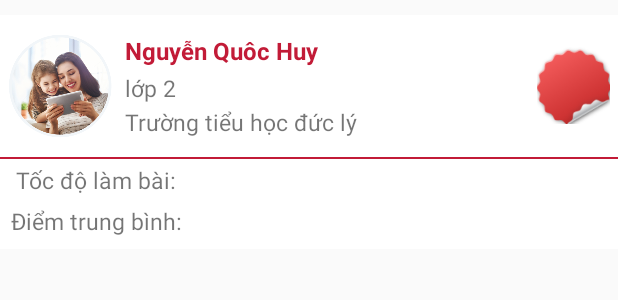
After one commit to quochuy190/AppTest365Home, an Android app: the layout item_bangxephang.xml on its own in the app's theme, with its tools: preview values and no code run, on a phone screen of 412 x 824 dp. The commit adds this screen. Shown: the top 300 px of the screen. Run offline under Robolectric (Android 15) with nearby library versions, the light colour scheme and no system bars.

Commit message:
26/11 Cập nhật giao diện biểu đồ bảng xếp hạng

```diff
--- a/app/src/main/java/neo/vn/test365home/Adapter/AdapterBXH.java
+++ b/app/src/main/java/neo/vn/test365home/Adapter/AdapterBXH.java
@@ -5,7 +5,10 @@ import android.support.v7.widget.RecyclerView;
 import android.view.LayoutInflater;
 import android.view.View;
 import android.view.ViewGroup;
+import android.widget.ImageView;
 import android.widget.TextView;
+
+import com.bumptech.glide.Glide;
 
 import java.util.List;
 
@@ -42,7 +45,7 @@ public class AdapterBXH extends RecyclerView.Adapter<AdapterBXH.TopicViewHoder>
     @Override
     public TopicViewHoder onCreateViewHolder(ViewGroup parent, int viewType) {
         View view = LayoutInflater.from(parent.getContext())
-                .inflate(R.layout.item_bxh, parent, false);
+                .inflate(R.layout.item_bangxephang, parent, false);
         return new TopicViewHoder(view);
     }
 
@@ -51,27 +54,38 @@ public class AdapterBXH extends RecyclerView.Adapter<AdapterBXH.TopicViewHoder>
         BXH obj = mList.get(position);
         if (position == 0) {
             holder.txt_stt.setText("" + (position + 1));
-            holder.txt_stt.setTextColor(context.getResources().getColor(R.color.red));
+            Glide.with(context).load(R.drawable.icon_bxh_1).into(holder.img_bg_point);
         } else if (position == 1) {
             holder.txt_stt.setText("" + (position + 1));
-            holder.txt_stt.setTextColor(context.getResources().getColor(R.color.orange));
+            Glide.with(context).load(R.drawable.icon_bxh_2).into(holder.img_bg_point);
         } else if (position == 2) {
             holder.txt_stt.setText("" + (position + 1));
-            holder.txt_stt.setTextColor(context.getResources().getColor(R.color.green));
-        } else if (position > 2) {
+            Glide.with(context).load(R.drawable.icon_bxh_3).into(holder.img_bg_point);
+        } else if (position == 3) {
             holder.txt_stt.setText("" + (position + 1));
-            holder.txt_stt.setTextColor(context.getResources().getColor(R.color.blue));
+            Glide.with(context).load(R.drawable.icon_bxh_4).into(holder.img_bg_point);
+        } else if (position == 4) {
+            holder.txt_stt.setText("" + (position + 1));
+            Glide.with(context).load(R.drawable.icon_bxh_5).into(holder.img_bg_point);
+        } else if (position == 5) {
+            holder.txt_stt.setText("" + (position + 1));
+            Glide.with(context).load(R.drawable.icon_bxh_6).into(holder.img_bg_point);
+        } else if (position == 6) {
+            holder.txt_stt.setText("" + (position + 1));
+            Glide.with(context).load(R.drawable.icon_bxh_7).into(holder.img_bg_point);
+        } else if (position > 6) {
+            holder.txt_stt.setText("" + (position + 1));
+            Glide.with(context).load(R.drawable.icon_bxh_7).into(holder.img_bg_point);
         }
 
-
         if (obj.getsFULLNAME() != null)
-            holder.txt_name.setText("Họ tên: "+obj.getsFULLNAME());
+            holder.txt_name.setText(obj.getsFULLNAME());
         if (obj.getsLEVEL_NAME() != null)
             holder.txt_class.setText(obj.getsLEVEL_NAME());
         if (obj.getsSCHOOL_NAME() != null)
             holder.txt_school.setText(obj.getsSCHOOL_NAME());
         if (obj.getsSPEED() != null)
-            holder.txt_speed_time.setText("Tốc độ làm bài: " + obj.getsSPEED());
+            holder.txt_speed_time.setText(obj.getsSPEED());
         if (obj.getsDTB() != null)
             holder.txt_point.setText(StringUtil.format_point(Float.parseFloat(obj.getsDTB())));
 
@@ -90,12 +104,16 @@ public class AdapterBXH extends RecyclerView.Adapter<AdapterBXH.TopicViewHoder>
         TextView txt_class;
         @BindView(R.id.txt_school)
         TextView txt_school;
-        @BindView(R.id.txt_speed_time)
+        @BindView(R.id.txt_speed)
         TextView txt_speed_time;
         @BindView(R.id.txt_point)
         TextView txt_point;
-        @BindView(R.id.txt_stt)
+        @BindView(R.id.txt_rank)
         TextView txt_stt;
+        @BindView(R.id.img_avata)
+        ImageView img_avata;
+        @BindView(R.id.img_bg_point)
+        ImageView img_bg_point;
 
 
         public TopicViewHoder(View itemView) {
--- a/app/src/main/java/neo/vn/test365home/View/Thongke/ActivityBXH_Home.java
+++ b/app/src/main/java/neo/vn/test365home/View/Thongke/ActivityBXH_Home.java
@@ -170,9 +170,9 @@ public class ActivityBXH_Home extends BaseActivity implements View.OnClickListen
 
     private void setupViewPager() {
         adapterViewpager = new AdapterViewpager(getSupportFragmentManager());
-        adapterViewpager.addFragment(new FragmentWeekChart(), "BXH Tuần");
-        adapterViewpager.addFragment(new FragmentMonthChart(), "BXH Tháng");
-        adapterViewpager.addFragment(new FragmentYearChart(), "BXH Năm");
+        adapterViewpager.addFragment(new FragmentWeekChart(), "BXH TUẦN");
+        adapterViewpager.addFragment(new FragmentMonthChart(), "BXH THÁNG");
+        adapterViewpager.addFragment(new FragmentYearChart(), "BXH NĂM");
         viewPager.setOffscreenPageLimit(3);
         viewPager.setAdapter(adapterViewpager);
         tabLayout.setupWithViewPager(viewPager);
--- a/app/src/main/res/layout/activity_bangxephang.xml
+++ b/app/src/main/res/layout/activity_bangxephang.xml
@@ -4,13 +4,12 @@
     xmlns:tools="http://schemas.android.com/tools"
     android:layout_width="match_parent"
     android:layout_height="match_parent"
-    android:background="@color/bg_naptien">
+    android:background="@color/bg_app">
 
     <android.support.v7.widget.RecyclerView
         android:id="@+id/recycle_bangxephang"
         android:layout_width="match_parent"
         android:layout_height="wrap_content"
-        android:background="@color/gray"
         app:layout_constraintEnd_toEndOf="parent"
         app:layout_constraintStart_toStartOf="parent"
         app:layout_constraintTop_toTopOf="parent">
--- /dev/null
+++ b/app/src/main/res/layout/item_bangxephang.xml
@@ -0,0 +1,151 @@
+<?xml version="1.0" encoding="utf-8"?>
+<LinearLayout xmlns:android="http://schemas.android.com/apk/res/android"
+    android:layout_width="match_parent"
+    android:layout_height="wrap_content"
+    android:background="@color/white"
+    android:layout_marginTop="@dimen/dp10"
+    android:orientation="vertical">
+
+    <RelativeLayout
+        android:paddingTop="@dimen/dp7"
+        android:paddingBottom="@dimen/dp7"
+        android:layout_width="match_parent"
+        android:layout_height="wrap_content">
+
+        <de.hdodenhof.circleimageview.CircleImageView
+            android:id="@+id/img_avata"
+            android:layout_width="@dimen/item_avata_bxh"
+            android:layout_height="@dimen/item_avata_bxh"
+            android:padding="@dimen/dp5"
+            android:src="@drawable/avatar_default" />
+
+        <ImageView
+            android:id="@+id/img_bg_point"
+            android:layout_width="@dimen/dp55"
+            android:layout_height="@dimen/dp55"
+            android:layout_alignParentRight="true"
+            android:layout_centerVertical="true"
+            android:layout_marginRight="@dimen/dp2"
+            android:padding="@dimen/dp2"
+            android:src="@drawable/icon_bxh_1" />
+
+        <TextView
+            android:id="@+id/txt_rank"
+            android:layout_width="@dimen/dp55"
+            android:layout_height="@dimen/dp55"
+            android:layout_alignParentRight="true"
+            android:layout_centerVertical="true"
+            android:layout_marginRight="@dimen/dp2"
+            android:fontFamily="@font/font1"
+            android:gravity="center"
+            android:padding="@dimen/dp2"
+
+            android:textColor="@color/white"
+            android:textSize="@dimen/text_20sp" />
+
+        <LinearLayout
+            android:layout_width="match_parent"
+            android:layout_height="wrap_content"
+            android:layout_centerVertical="true"
+            android:layout_toLeftOf="@id/img_bg_point"
+            android:layout_toRightOf="@id/img_avata"
+            android:orientation="vertical">
+
+            <TextView
+                android:id="@+id/txt_name"
+                android:layout_width="match_parent"
+                android:layout_height="wrap_content"
+                android:layout_marginTop="@dimen/dp3"
+                android:layout_marginBottom="@dimen/dp3"
+                android:layout_marginLeft="@dimen/dp3"
+                android:text="Nguyễn Quôc Huy"
+                android:textColor="@color/red_test365"
+                android:textSize="@dimen/text_16sp"
+                android:textStyle="bold" />
+
+            <TextView
+                android:id="@+id/txt_class"
+                android:layout_width="match_parent"
+                android:layout_height="wrap_content"
+                android:layout_marginBottom="@dimen/dp1"
+                android:layout_marginLeft="@dimen/dp3"
+                android:text="lớp 2"
+                android:textSize="@dimen/text_15sp" />
+
+            <TextView
+                android:layout_marginBottom="@dimen/dp3"
+                android:layout_marginLeft="@dimen/dp3"
+                android:id="@+id/txt_school"
+                android:layout_width="match_parent"
+                android:layout_height="wrap_content"
+                android:text="Trường tiểu học đức lý"
+                android:textSize="@dimen/text_15sp" />
+        </LinearLayout>
+    </RelativeLayout>
+
+    <View
+        android:layout_width="match_parent"
+        android:layout_height="1dp"
+        android:background="@color/red_test365" />
+
+    <RelativeLayout
+        android:layout_width="match_parent"
+        android:layout_height="wrap_content"
+        android:paddingLeft="@dimen/dp7"
+        android:paddingRight="@dimen/dp7"
+        android:paddingBottom="@dimen/dp7">
+
+        <LinearLayout
+            android:id="@+id/ll_speed"
+            android:layout_width="match_parent"
+            android:layout_height="wrap_content"
+            android:orientation="horizontal">
+
+            <TextView
+
+                android:layout_width="0dp"
+                android:layout_height="wrap_content"
+                android:layout_weight="1"
+                android:padding="@dimen/dp3"
+                android:text="Tốc độ làm bài: "
+                android:textSize="@dimen/text_15sp" />
+
+            <TextView
+                android:id="@+id/txt_speed"
+                android:layout_width="0dp"
+                android:layout_height="wrap_content"
+                android:layout_weight="1"
+                android:padding="@dimen/dp3"
+                android:text=""
+                android:textSize="@dimen/text_15sp" />
+        </LinearLayout>
+
+        <LinearLayout
+            android:layout_width="match_parent"
+            android:layout_height="wrap_content"
+            android:layout_below="@id/ll_speed"
+            android:orientation="horizontal">
+
+            <TextView
+                android:layout_width="0dp"
+                android:layout_height="wrap_content"
+                android:layout_weight="1"
+
+                android:text="Điểm trung bình: "
+                android:textSize="@dimen/text_15sp" />
+
+            <TextView
+                android:id="@+id/txt_point"
+                android:layout_width="0dp"
+                android:layout_height="wrap_content"
+                android:layout_weight="1"
+
+                android:textAllCaps="true"
+                android:textColor="@color/red_test365"
+                android:textSize="@dimen/text_18sp"
+                android:textStyle="bold" />
+        </LinearLayout>
+
+    </RelativeLayout>
+
+</LinearLayout>
```
